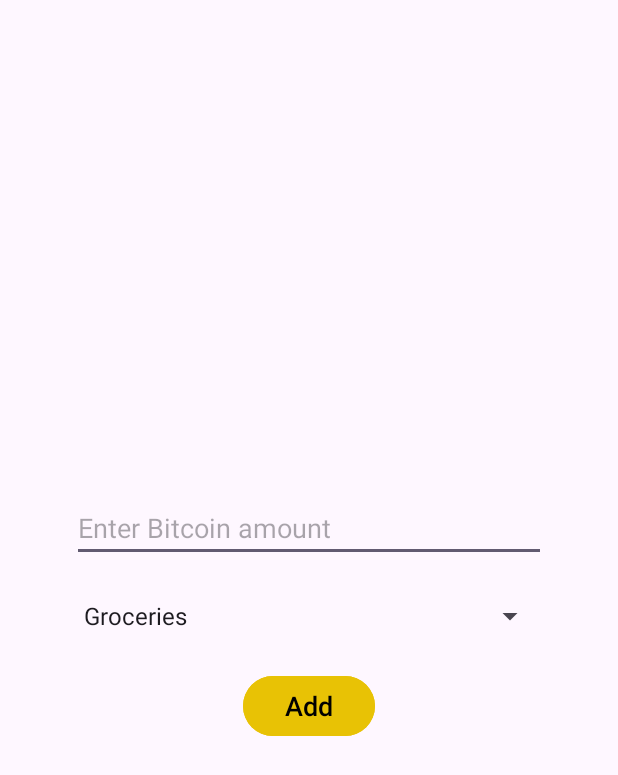
After one commit to Nazar-TK/Expense_Tracking_App, an Android app: the TransactionActivity screen opened directly, with no data from a screen before it, on a phone screen of 412 x 824 dp. The commit adds this screen. Shown: the top 775 px of the screen. Run offline under Robolectric (Android 15) with nearby library versions, the phone set to English and light mode, and no system bars.

Commit message:
Created TransactionActivity. Added all necessary items in layout.

```diff
--- a/app/src/main/AndroidManifest.xml
+++ b/app/src/main/AndroidManifest.xml
@@ -2,7 +2,7 @@
 <manifest xmlns:android="http://schemas.android.com/apk/res/android"
     xmlns:tools="http://schemas.android.com/tools">
 
-    <uses-permission android:name="android.permission.INTERNET"/>
+    <uses-permission android:name="android.permission.INTERNET" />
 
     <application
         android:name=".ExpensesTrackerApp"
@@ -16,6 +16,9 @@
         android:theme="@style/Theme.ExpensesTracker"
         tools:targetApi="31">
         <activity
+            android:name=".presentation.new_transaction.TransactionActivity"
+            android:exported="false" />
+        <activity
             android:name=".presentation.MainActivity"
             android:exported="true">
             <intent-filter>
--- a/app/src/main/java/com/example/expensestracker/presentation/MainActivity.kt
+++ b/app/src/main/java/com/example/expensestracker/presentation/MainActivity.kt
@@ -1,6 +1,7 @@
 package com.example.expensestracker.presentation
 
 import android.content.Context
+import android.content.Intent
 import android.content.SharedPreferences
 import androidx.appcompat.app.AppCompatActivity
 import android.os.Bundle
@@ -14,6 +15,7 @@ import androidx.lifecycle.lifecycleScope
 import com.example.expensestracker.R
 import com.example.expensestracker.databinding.ActivityMainBinding
 import com.example.expensestracker.domain.repository.BitcoinRateRepository
+import com.example.expensestracker.presentation.new_transaction.TransactionActivity
 import com.example.expensestracker.presentation.transactions_list.TransactionsListViewModel
 import dagger.hilt.android.AndroidEntryPoint
 import kotlinx.coroutines.flow.collect
@@ -58,6 +60,10 @@ class MainActivity: AppCompatActivity() {
         binding.btnRecharge.setOnClickListener {
             createAlertDialog()
         }
+        binding.btnAddTransaction.setOnClickListener {
+            val intent = Intent(this, TransactionActivity::class.java)
+            startActivity(intent)
+        }
     }
 
     override fun onRestart() {
--- /dev/null
+++ b/app/src/main/java/com/example/expensestracker/presentation/new_transaction/TransactionActivity.kt
@@ -0,0 +1,34 @@
+package com.example.expensestracker.presentation.new_transaction
+
+import androidx.appcompat.app.AppCompatActivity
+import android.os.Bundle
+import android.widget.ArrayAdapter
+import androidx.activity.viewModels
+import com.example.expensestracker.R
+import com.example.expensestracker.databinding.ActivityMainBinding
+import com.example.expensestracker.databinding.ActivityTransactionBinding
+import com.example.expensestracker.presentation.transactions_list.TransactionsListViewModel
+
+class TransactionActivity : AppCompatActivity() {
+
+    private lateinit var binding: ActivityTransactionBinding
+
+    private val viewModel: NewTransactionViewModel by viewModels()
+
+    val categories = listOf(
+        "Groceries",
+        "Taxi",
+        "Electronics",
+        "Restaurant",
+        "Other"
+    )
+    override fun onCreate(savedInstanceState: Bundle?) {
+        super.onCreate(savedInstanceState)
+        binding = ActivityTransactionBinding.inflate(layoutInflater)
+        setContentView(binding.root)
+
+        val adapter = ArrayAdapter(this, android.R.layout.simple_spinner_item, categories)
+        adapter.setDropDownViewResource(android.R.layout.simple_spinner_dropdown_item)
+        binding.spinnerCategory.adapter = adapter
+    }
+}
--- /dev/null
+++ b/app/src/main/res/layout/activity_transaction.xml
@@ -0,0 +1,37 @@
+<?xml version="1.0" encoding="utf-8"?><!-- activity_add_transaction.xml -->
+<RelativeLayout xmlns:android="http://schemas.android.com/apk/res/android"
+    android:layout_width="match_parent"
+    android:layout_height="match_parent"
+    android:gravity="center">
+
+    <EditText
+        android:id="@+id/etBtcAmount"
+        android:layout_width="match_parent"
+        android:layout_height="wrap_content"
+        android:layout_marginHorizontal="48dp"
+        android:hint="@string/enter_bitcoin_amount"
+        android:inputType="numberDecimal"
+        android:textSize="18sp" />
+
+    <Spinner
+        android:id="@+id/spinnerCategory"
+        android:layout_width="match_parent"
+        android:layout_height="wrap_content"
+        android:layout_below="@id/etBtcAmount"
+        android:layout_marginHorizontal="48dp"
+        android:layout_marginTop="24dp"
+        android:scrollbarSize="18sp" />
+
+    <Button
+        android:id="@+id/btnAddTransaction"
+        android:layout_width="wrap_content"
+        android:layout_height="wrap_content"
+        android:layout_below="@id/spinnerCategory"
+        android:layout_centerHorizontal="true"
+        android:layout_marginTop="24dp"
+        android:backgroundTint="@color/yellow"
+        android:text="@string/add"
+        android:textColor="@color/black"
+        android:textSize="18sp" />
+
+</RelativeLayout>
--- a/app/src/main/res/values/strings.xml
+++ b/app/src/main/res/values/strings.xml
@@ -2,5 +2,7 @@
     <string name="app_name">ExpensesTracker</string>
 
     <string name="add_bitcoins">Add Bitcoins</string>
+    <string name="add_transaction">Add transaction</string>
     <string name="enter_bitcoin_amount">Enter Bitcoin amount</string>
+    <string name="add">Add</string>
 </resources>
```
Also changed, not shown: app/src/main/java/com/example/expensestracker/presentation/new_transaction/NewTransactionViewModel.kt (added, +10 -0 lines), app/src/main/res/layout/activity_main.xml (+20 -6 lines).
